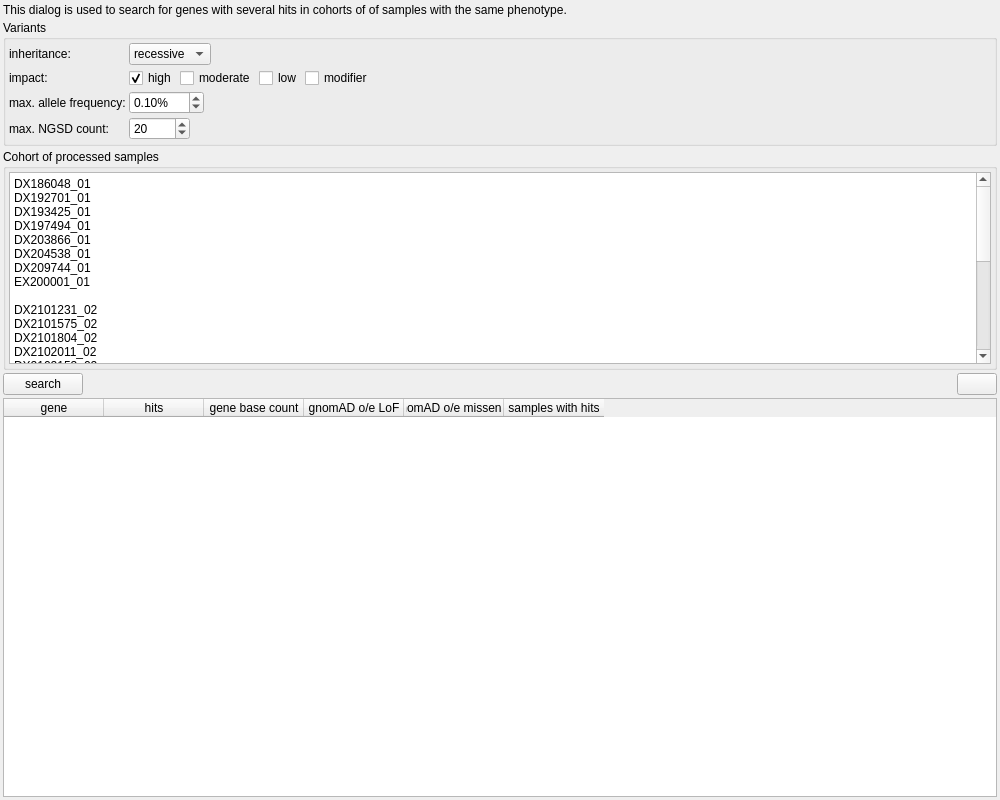
imgag/ngs-bits, file src/GSvar/CohortAnalysisWidget.ui: the form before one commit.
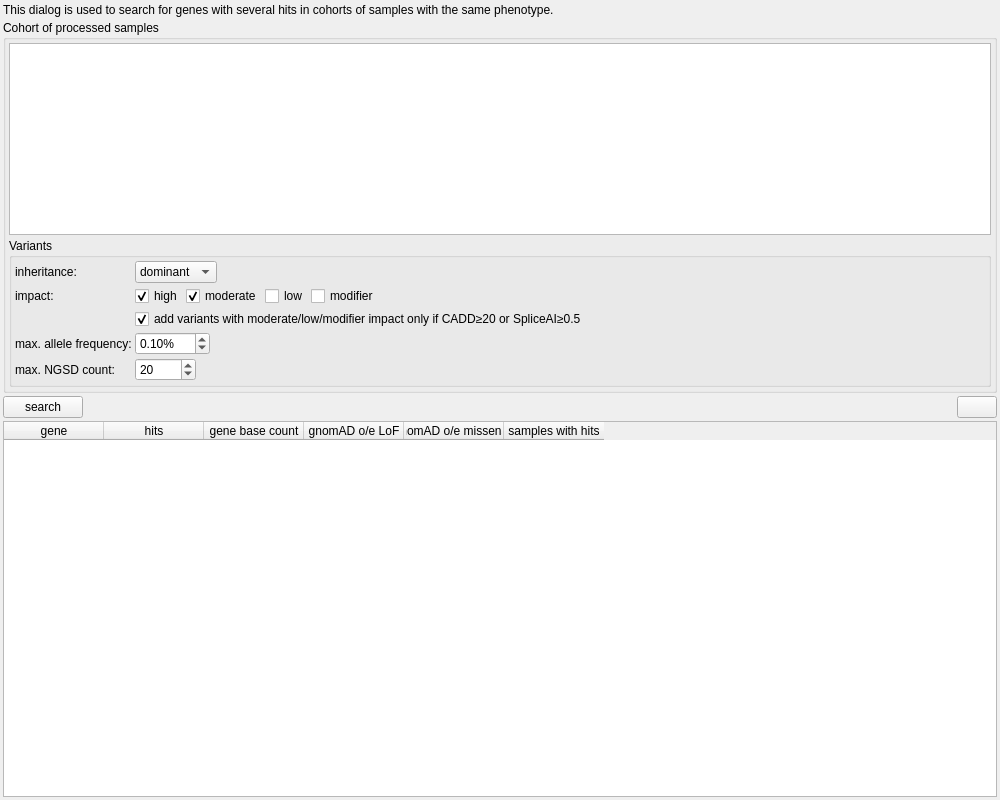
The form after the commit. Icons and pictures are not drawn.

Commit message: Added CADD/SpliceAI support

Diff of the .ui file:
```diff
--- a/src/GSvar/CohortAnalysisWidget.ui
+++ b/src/GSvar/CohortAnalysisWidget.ui
@@ -38,7 +38,53 @@
    <item>
     <widget class="QLabel" name="label_6">
      <property name="text">
-      <string>&lt;html&gt;&lt;head/&gt;&lt;body&gt;&lt;p&gt;This dialog is used to search for genes with several hits in cohorts of of samples with the same phenotype.&lt;/p&gt;&lt;/body&gt;&lt;/html&gt;</string>
+      <string>&lt;html&gt;&lt;head/&gt;&lt;body&gt;&lt;p&gt;This dialog is used to search for genes with several hits in cohorts of samples with the same phenotype.&lt;/p&gt;&lt;/body&gt;&lt;/html&gt;</string>
+     </property>
+    </widget>
+   </item>
+   <item>
+    <widget class="QGroupBox" name="groupBox_2">
+     <property name="title">
+      <string>Cohort of processed samples</string>
+     </property>
+     <property name="flat">
+      <bool>true</bool>
+     </property>
+     <layout class="QVBoxLayout" name="verticalLayout">
+      <property name="spacing">
+       <number>3</number>
+      </property>
+      <property name="leftMargin">
+       <number>3</number>
+      </property>
+      <property name="topMargin">
+       <number>3</number>
+      </property>
+      <property name="rightMargin">
+       <number>3</number>
+      </property>
+      <property name="bottomMargin">
+       <number>3</number>
+      </property>
+      <item>
+       <widget class="QPlainTextEdit" name="samples">
+        <property name="sizePolicy">
+         <sizepolicy hsizetype="Expanding" vsizetype="Preferred">
+          <horstretch>0</horstretch>
+          <verstretch>0</verstretch>
+         </sizepolicy>
+        </property>
+        <property name="maximumSize">
+         <size>
+          <width>16777215</width>
+          <height>300</height>
+         </size>
+        </property>
+        <property name="plainText">
+         <string/>
+        </property>
+        <property name="placeholderText">
+         <string/>
      </property>
     </widget>
    </item>
@@ -180,7 +226,7 @@
            <string>moderate</string>
           </property>
           <property name="checked">
-           <bool>false</bool>
+              <bool>true</bool>
           </property>
          </widget>
         </item>
@@ -230,11 +276,6 @@
         </property>
         <item>
          <widget class="QComboBox" name="filter_inheritance">
-          <item>
-           <property name="text">
-            <string>recessive</string>
-           </property>
-          </item>
           <item>
            <property name="text">
             <string>dominant</string>
@@ -257,78 +298,17 @@
         </item>
        </layout>
       </item>
-     </layout>
-    </widget>
-   </item>
-   <item>
-    <widget class="QGroupBox" name="groupBox_2">
-     <property name="title">
-      <string>Cohort of processed samples</string>
-     </property>
-     <property name="flat">
-      <bool>true</bool>
-     </property>
-     <layout class="QVBoxLayout" name="verticalLayout">
-      <property name="spacing">
-       <number>3</number>
-      </property>
-      <property name="leftMargin">
-       <number>3</number>
-      </property>
-      <property name="topMargin">
-       <number>3</number>
-      </property>
-      <property name="rightMargin">
-       <number>3</number>
-      </property>
-      <property name="bottomMargin">
-       <number>3</number>
-      </property>
-      <item>
-       <widget class="QPlainTextEdit" name="samples">
-        <property name="sizePolicy">
-         <sizepolicy hsizetype="Expanding" vsizetype="Preferred">
-          <horstretch>0</horstretch>
-          <verstretch>0</verstretch>
-         </sizepolicy>
-        </property>
-        <property name="maximumSize">
-         <size>
-          <width>16777215</width>
-          <height>300</height>
-         </size>
-        </property>
-        <property name="plainText">
-         <string>DX186048_01
-DX192701_01
-DX193425_01
-DX197494_01
-DX203866_01
-DX204538_01
-DX209744_01
-EX200001_01
-
-DX2101231_02
-DX2101575_02
-DX2101804_02
-DX2102011_02
-DX2102153_02
-DX2102173_02
-DX2102507_02
-DX2102686_02
-DX2102765_02
-DX2102784_02
-DX2102838_03
-DX2103133_02
-DX2103372_02
-DX2103569_02
-DX2104421_02
-DX2104425_02
-DX2104997_02</string>
-        </property>
-        <property name="placeholderText">
-         <string/>
-        </property>
+         <item row="2" column="1">
+          <widget class="QCheckBox" name="filter_predicted_pathogenic">
+           <property name="text">
+            <string>add variants with moderate/low/modifier impact only if CADD≥20 or SpliceAI≥0.5</string>
+           </property>
+           <property name="checked">
+            <bool>true</bool>
+           </property>
+          </widget>
+         </item>
+        </layout>
        </widget>
       </item>
      </layout>
```
Left out of the diff: 5 changed lines with no effect on the pictures. Lines whose indentation alone changed are shown as unchanged. The commit also changes 3 other files.
